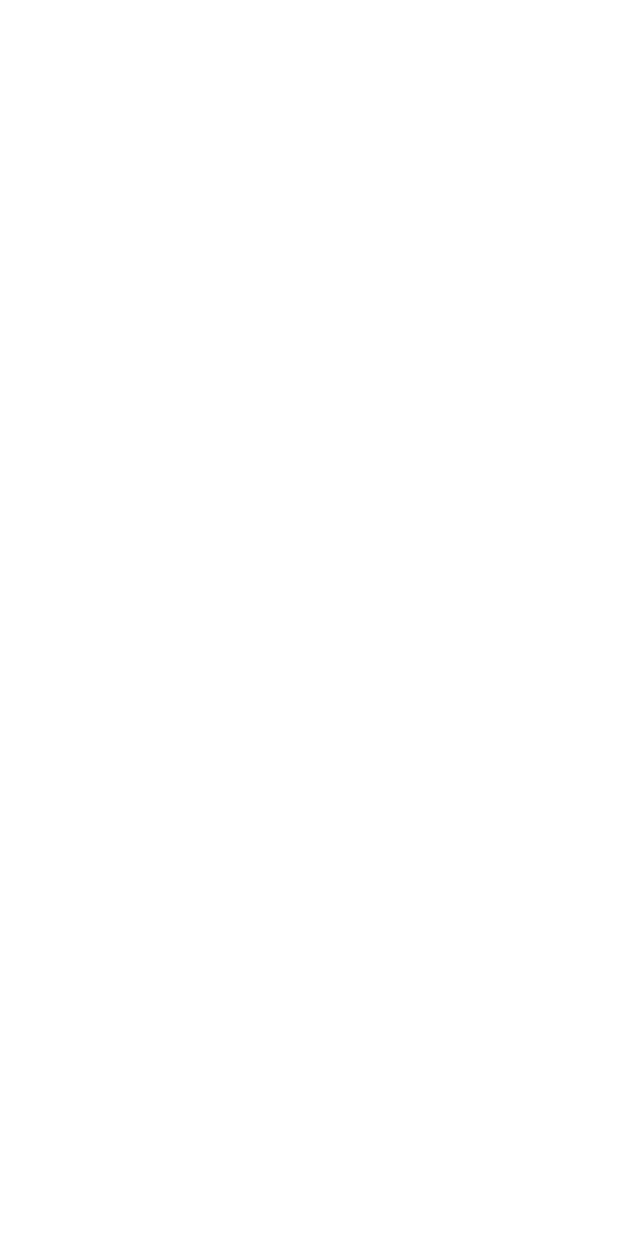
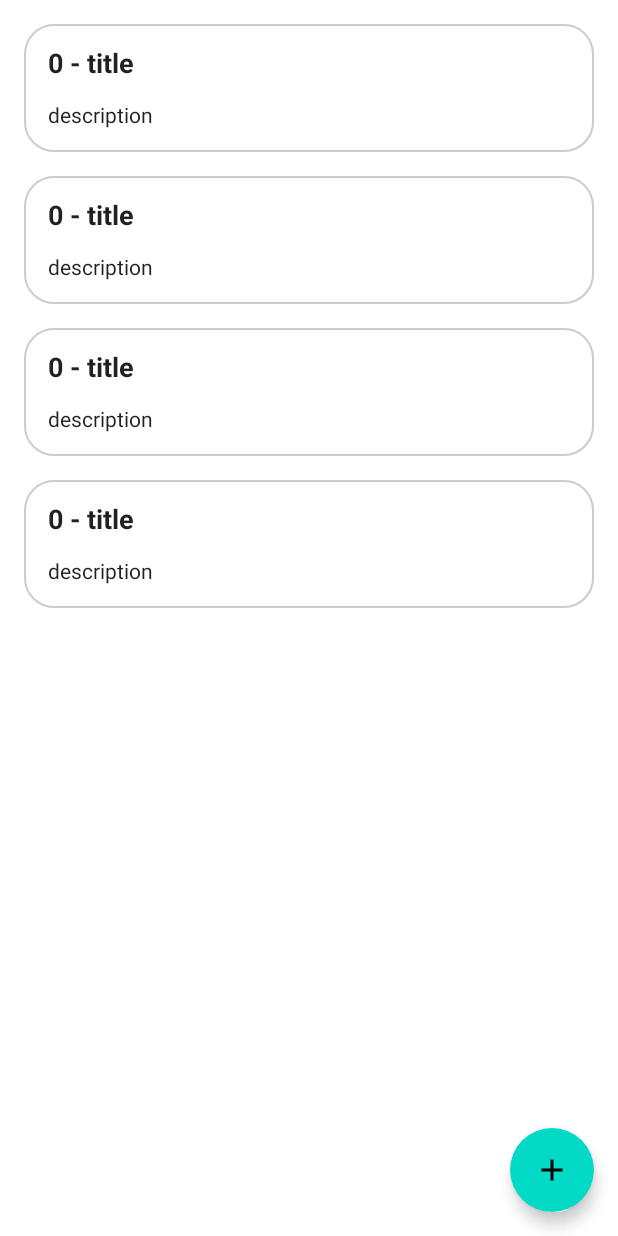
Before and after one commit to francivaldo4334/Notations, an Android app built with Jetpack Compose: the screen it shows after launch (MainActivity), on a phone screen of 412 x 824 dp. Before the commit the screen is empty. Run offline under Robolectric (Android 15) with nearby library versions, the phone set to English and light mode, and no system bars.

Commit message:
criacao de layouts

```diff
--- /dev/null
+++ b/app/src/main/java/br/com/francivaldo/notations/presentation/model/NotaUi.kt
@@ -0,0 +1,3 @@
+package br.com.francivaldo.notations.presentation.model
+
+data class NotaUi(val id:Int,val title:String,val description:String)
--- a/app/src/main/java/br/com/francivaldo/notations/presentation/view/MainActivity.kt
+++ b/app/src/main/java/br/com/francivaldo/notations/presentation/view/MainActivity.kt
@@ -3,15 +3,39 @@ package br.com.francivaldo.notations.presentation.view
 import android.os.Bundle
 import androidx.activity.ComponentActivity
 import androidx.activity.compose.setContent
+import androidx.compose.foundation.layout.Arrangement
+import androidx.compose.foundation.layout.Box
 import androidx.compose.foundation.layout.fillMaxSize
+import androidx.compose.foundation.layout.padding
+import androidx.compose.foundation.lazy.LazyColumn
+import androidx.compose.foundation.lazy.items
+import androidx.compose.material.FloatingActionButton
+import androidx.compose.material.Icon
 import androidx.compose.material.MaterialTheme
 import androidx.compose.material.Surface
+import androidx.compose.material.icons.Icons
+import androidx.compose.material.icons.filled.Add
+import androidx.compose.runtime.getValue
+import androidx.compose.runtime.mutableStateOf
+import androidx.compose.runtime.remember
+import androidx.compose.runtime.setValue
+import androidx.compose.ui.Alignment
 import androidx.compose.ui.Modifier
+import androidx.compose.ui.unit.dp
+import br.com.francivaldo.notations.presentation.model.NotaUi
 import br.com.francivaldo.notations.presentation.view.ui.theme.NotationsTheme
+import br.com.francivaldo.notations.presentation.view.widgets.DialogAddNota
+import br.com.francivaldo.notations.presentation.view.widgets.LayoutNota
 
 class MainActivity : ComponentActivity() {
     override fun onCreate(savedInstanceState: Bundle?) {
         super.onCreate(savedInstanceState)
+        var notations = listOf<NotaUi>(
+            NotaUi(0,"title","description"),
+            NotaUi(0,"title","description"),
+            NotaUi(0,"title","description"),
+            NotaUi(0,"title","description"),
+        )
         setContent {
             NotationsTheme {
                 // A surface container using the 'background' color from the theme
@@ -19,7 +43,40 @@ class MainActivity : ComponentActivity() {
                     modifier = Modifier.fillMaxSize(),
                     color = MaterialTheme.colors.background
                 ) {
-
+                    //variaveis
+                    var openDialog by remember {
+                        mutableStateOf(false)
+                    }
+                    //layout
+                    Box(
+                        modifier = Modifier
+                            .padding(16.dp)
+                    ){
+                        //List de lembretes
+                        LazyColumn(
+                            verticalArrangement = Arrangement.spacedBy(16.dp),
+                            modifier = Modifier
+                                .fillMaxSize()
+                        ){
+                            items(notations){
+                                LayoutNota(item = it)
+                            }
+                        }
+                        //Bottao flutuante
+                        FloatingActionButton(
+                            onClick = {
+                                      openDialog = true
+                            },
+                            modifier = Modifier
+                                .align(Alignment.BottomEnd)
+                        ) {
+                            Icon(imageVector = Icons.Default.Add, contentDescription = "icon Add")
+                        }
+                        //Dialogo de adicao
+                        DialogAddNota(open = openDialog) {
+                            openDialog = false
+                        }
+                    }
                 }
             }
         }
--- /dev/null
+++ b/app/src/main/java/br/com/francivaldo/notations/presentation/view/widgets/LayoutNota.kt
@@ -0,0 +1,39 @@
+package br.com.francivaldo.notations.presentation.view.widgets
+
+import androidx.compose.foundation.BorderStroke
+import androidx.compose.foundation.background
+import androidx.compose.foundation.border
+import androidx.compose.foundation.layout.*
+import androidx.compose.foundation.shape.RoundedCornerShape
+import androidx.compose.material.MaterialTheme
+import androidx.compose.material.Text
+import androidx.compose.runtime.Composable
+import androidx.compose.ui.Modifier
+import androidx.compose.ui.draw.clip
+import androidx.compose.ui.graphics.Color
+import androidx.compose.ui.text.font.FontWeight
+import androidx.compose.ui.unit.dp
+import androidx.compose.ui.unit.sp
+import br.com.francivaldo.notations.presentation.model.NotaUi
+
+@Composable
+fun LayoutNota(item:NotaUi){
+    Box(
+        modifier = Modifier
+            .fillMaxWidth()
+            .border(
+                border = BorderStroke(width = 1.dp, Color.Black.copy(alpha = 0.2f)),
+                shape = RoundedCornerShape(20.dp)
+            )
+            .background(MaterialTheme.colors.surface)
+    ) {
+        Column(
+            modifier = Modifier
+                .padding(16.dp)
+        ){
+            Text(text = "${item.id} - ${item.title}", fontSize = 18.sp, fontWeight = FontWeight.Bold)
+            Spacer(modifier = Modifier.size(16.dp))
+            Text(text = "${item.description}", fontSize = 14.sp)
+        }
+    }
+}
```
Also changed, not shown: app/src/main/java/br/com/francivaldo/notations/presentation/view/widgets/DialogAddNota.kt (added, +63 -0 lines).
